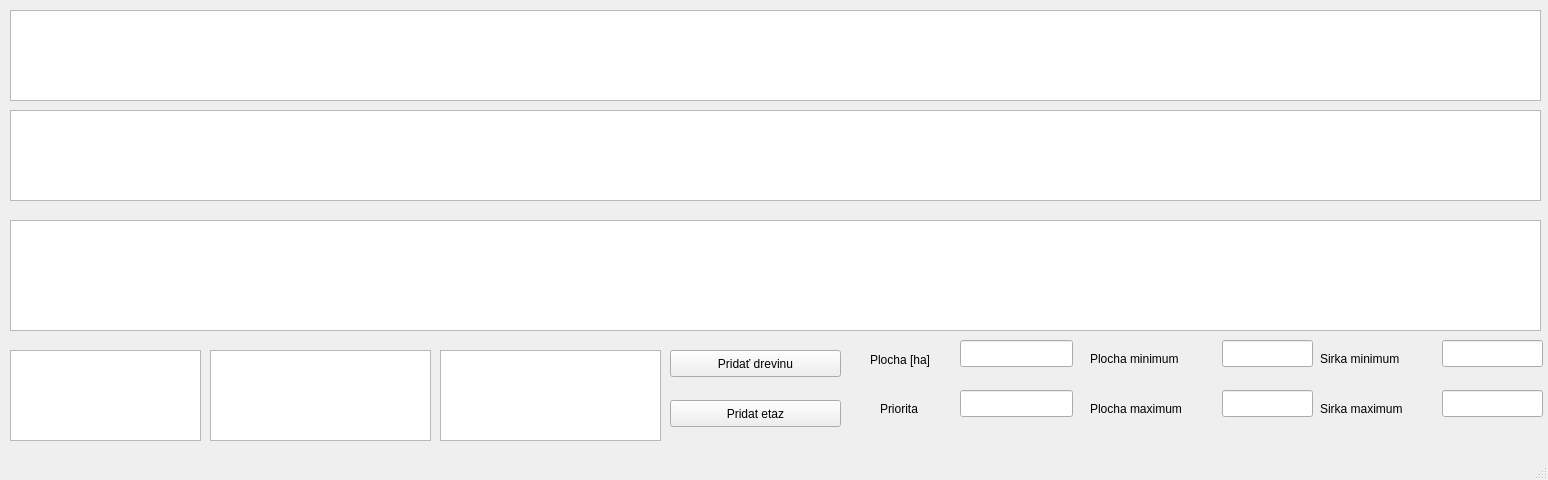
Before: the Qt Designer form Database/atts_show.ui in kasparj/Optimal-Q-GIS, drawn with Qt 5.
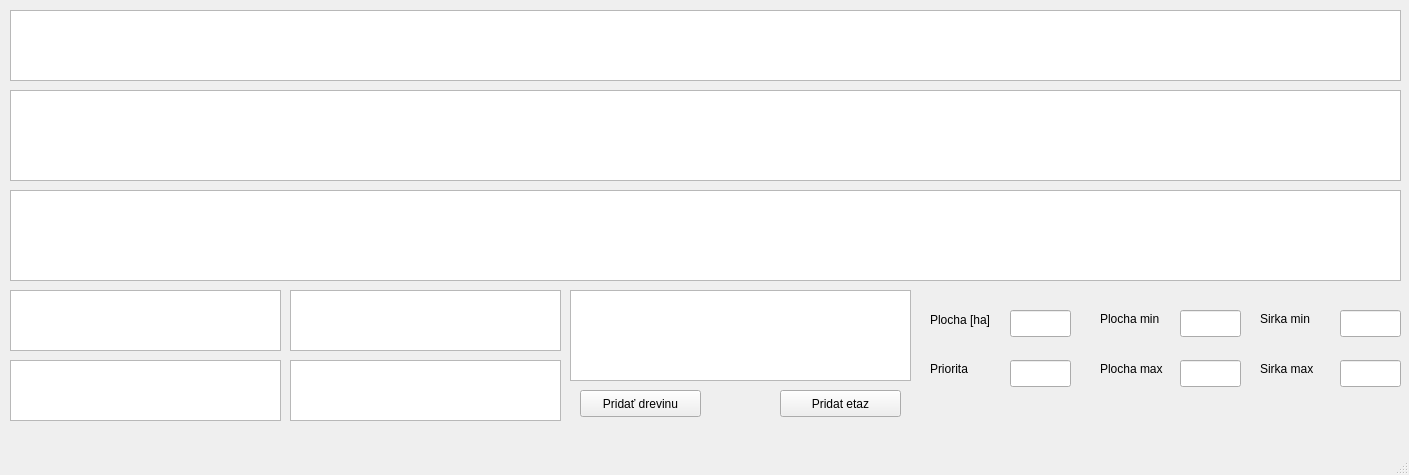
After: the same form once the commit is applied.

Commit message:
Resize widgets in attribute window
Also prepare for displaying of Obnova and Vychova.

What changed in the file:
```diff
--- a/Database/atts_show.ui
+++ b/Database/atts_show.ui
@@ -6,8 +6,8 @@
    <rect>
     <x>0</x>
     <y>0</y>
-    <width>1548</width>
-    <height>480</height>
+    <width>1409</width>
+    <height>475</height>
    </rect>
   </property>
   <property name="windowTitle">
@@ -46,8 +46,8 @@
        <rect>
         <x>0</x>
         <y>0</y>
-        <width>1531</width>
-        <height>91</height>
+        <width>1391</width>
+        <height>71</height>
        </rect>
       </property>
      </widget>
@@ -55,8 +55,8 @@
       <property name="geometry">
        <rect>
         <x>0</x>
-        <y>100</y>
-        <width>1531</width>
+        <y>80</y>
+        <width>1391</width>
         <height>91</height>
        </rect>
       </property>
@@ -65,9 +65,9 @@
       <property name="geometry">
        <rect>
         <x>0</x>
-        <y>210</y>
-        <width>1531</width>
-        <height>111</height>
+        <y>180</y>
+        <width>1391</width>
+        <height>91</height>
        </rect>
       </property>
      </widget>
@@ -75,38 +75,28 @@
       <property name="geometry">
        <rect>
         <x>0</x>
-        <y>340</y>
-        <width>191</width>
-        <height>91</height>
-       </rect>
-      </property>
-     </widget>
-     <widget class="QTableWidget" name="pos">
-      <property name="geometry">
-       <rect>
-        <x>200</x>
-        <y>340</y>
-        <width>221</width>
-        <height>91</height>
+        <y>280</y>
+        <width>271</width>
+        <height>61</height>
        </rect>
       </property>
      </widget>
      <widget class="QTableWidget" name="kategoria">
       <property name="geometry">
        <rect>
-        <x>430</x>
-        <y>340</y>
-        <width>221</width>
-        <height>91</height>
+        <x>0</x>
+        <y>350</y>
+        <width>271</width>
+        <height>61</height>
        </rect>
       </property>
      </widget>
      <widget class="QPushButton" name="add_drv">
       <property name="geometry">
        <rect>
-        <x>660</x>
-        <y>340</y>
-        <width>171</width>
+        <x>570</x>
+        <y>380</y>
+        <width>121</width>
         <height>27</height>
        </rect>
       </property>
@@ -117,9 +107,9 @@
      <widget class="QPushButton" name="add_etz">
       <property name="geometry">
        <rect>
-        <x>660</x>
-        <y>390</y>
-        <width>171</width>
+        <x>770</x>
+        <y>380</y>
+        <width>121</width>
         <height>27</height>
        </rect>
       </property>
@@ -130,9 +120,9 @@
      <widget class="QLineEdit" name="area">
       <property name="geometry">
        <rect>
-        <x>950</x>
-        <y>330</y>
-        <width>113</width>
+        <x>1000</x>
+        <y>300</y>
+        <width>61</width>
         <height>27</height>
        </rect>
       </property>
@@ -140,8 +130,8 @@
      <widget class="QLabel" name="label">
       <property name="geometry">
        <rect>
-        <x>860</x>
-        <y>340</y>
+        <x>920</x>
+        <y>300</y>
         <width>81</width>
         <height>20</height>
        </rect>
@@ -153,81 +143,55 @@
      <widget class="QLineEdit" name="area_min">
       <property name="geometry">
        <rect>
-        <x>1212</x>
-        <y>330</y>
-        <width>91</width>
-        <height>27</height>
-       </rect>
-      </property>
-     </widget>
-     <widget class="QLabel" name="label_3">
-      <property name="geometry">
-       <rect>
-        <x>1120</x>
+        <x>1170</x>
         <y>300</y>
-        <width>56</width>
-        <height>17</height>
+        <width>61</width>
+        <height>27</height>
        </rect>
       </property>
-      <property name="text">
-       <string/>
-      </property>
      </widget>
      <widget class="QLineEdit" name="length_min">
       <property name="geometry">
        <rect>
-        <x>1432</x>
-        <y>330</y>
-        <width>101</width>
+        <x>1330</x>
+        <y>300</y>
+        <width>61</width>
         <height>27</height>
        </rect>
       </property>
      </widget>
-     <widget class="QLabel" name="label_4">
-      <property name="geometry">
-       <rect>
-        <x>1120</x>
-        <y>330</y>
-        <width>56</width>
-        <height>17</height>
-       </rect>
-      </property>
-      <property name="text">
-       <string/>
-      </property>
-     </widget>
      <widget class="QLabel" name="label_5">
       <property name="geometry">
        <rect>
-        <x>1080</x>
-        <y>340</y>
-        <width>111</width>
+        <x>1090</x>
+        <y>300</y>
+        <width>71</width>
         <height>17</height>
        </rect>
       </property>
       <property name="text">
-       <string>Plocha minimum</string>
+       <string>Plocha min</string>
       </property>
      </widget>
      <widget class="QLabel" name="label_6">
       <property name="geometry">
        <rect>
-        <x>1310</x>
-        <y>340</y>
-        <width>101</width>
+        <x>1250</x>
+        <y>300</y>
+        <width>61</width>
         <height>17</height>
        </rect>
       </property>
       <property name="text">
-       <string>Sirka minimum</string>
+       <string>Sirka min</string>
       </property>
      </widget>
      <widget class="QLineEdit" name="area_max">
       <property name="geometry">
        <rect>
-        <x>1212</x>
-        <y>380</y>
-        <width>91</width>
+        <x>1170</x>
+        <y>350</y>
+        <width>61</width>
         <height>27</height>
        </rect>
       </property>
@@ -235,35 +199,35 @@
      <widget class="QLabel" name="label_7">
       <property name="geometry">
        <rect>
-        <x>1080</x>
-        <y>390</y>
-        <width>111</width>
+        <x>1090</x>
+        <y>350</y>
+        <width>71</width>
         <height>17</height>
        </rect>
       </property>
       <property name="text">
-       <string>Plocha maximum</string>
+       <string>Plocha max</string>
       </property>
      </widget>
      <widget class="QLabel" name="label_8">
       <property name="geometry">
        <rect>
-        <x>1310</x>
-        <y>390</y>
-        <width>101</width>
+        <x>1250</x>
+        <y>350</y>
+        <width>61</width>
         <height>17</height>
        </rect>
       </property>
       <property name="text">
-       <string>Sirka maximum</string>
+       <string>Sirka max</string>
       </property>
      </widget>
      <widget class="QLineEdit" name="length_max">
       <property name="geometry">
        <rect>
-        <x>1432</x>
-        <y>380</y>
-        <width>101</width>
+        <x>1330</x>
+        <y>350</y>
+        <width>61</width>
         <height>27</height>
        </rect>
       </property>
@@ -271,8 +235,8 @@
      <widget class="QLabel" name="label_9">
       <property name="geometry">
        <rect>
-        <x>870</x>
-        <y>390</y>
+        <x>920</x>
+        <y>350</y>
         <width>51</width>
         <height>17</height>
        </rect>
@@ -284,13 +248,43 @@
      <widget class="QLineEdit" name="priorita">
       <property name="geometry">
        <rect>
-        <x>950</x>
-        <y>380</y>
-        <width>113</width>
+        <x>1000</x>
+        <y>350</y>
+        <width>61</width>
         <height>27</height>
        </rect>
       </property>
      </widget>
+     <widget class="QTableWidget" name="obnova">
+      <property name="geometry">
+       <rect>
+        <x>280</x>
+        <y>350</y>
+        <width>271</width>
+        <height>61</height>
+       </rect>
+      </property>
+     </widget>
+     <widget class="QTableWidget" name="vychova">
+      <property name="geometry">
+       <rect>
+        <x>560</x>
+        <y>280</y>
+        <width>341</width>
+        <height>91</height>
+       </rect>
+      </property>
+     </widget>
+     <widget class="QTableWidget" name="pos">
+      <property name="geometry">
+       <rect>
+        <x>280</x>
+        <y>280</y>
+        <width>271</width>
+        <height>61</height>
+       </rect>
+      </property>
+     </widget>
     </widget>
    </widget>
   </widget>
```
Left out of the diff: 2 changed lines with no effect on the pictures.
